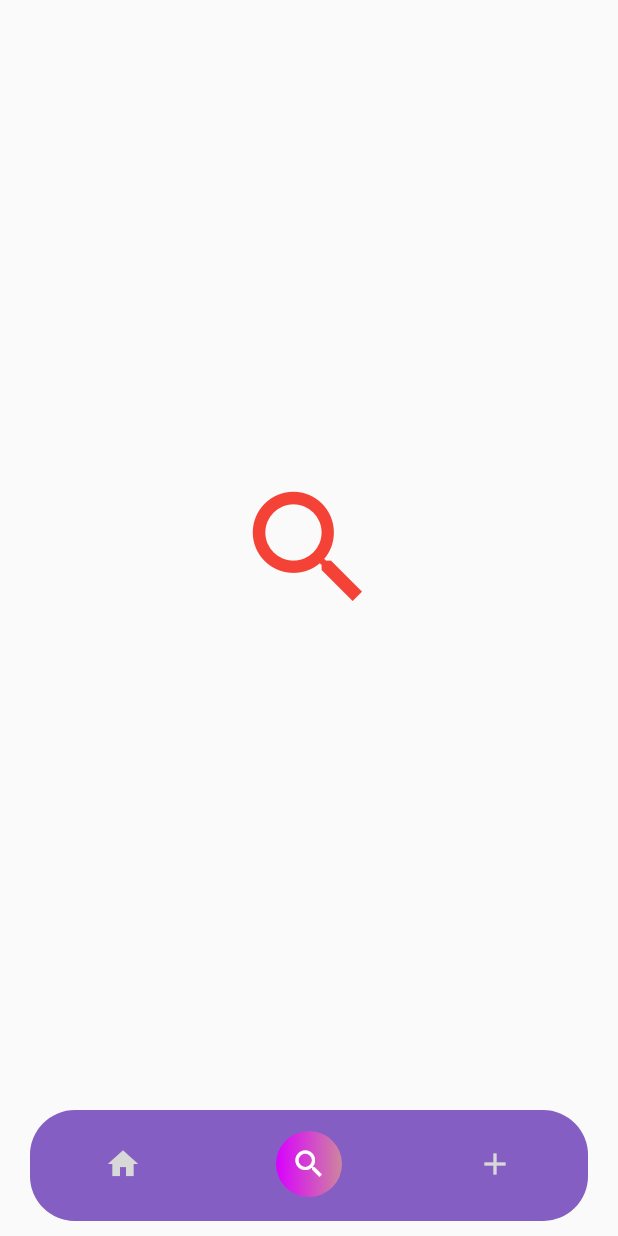
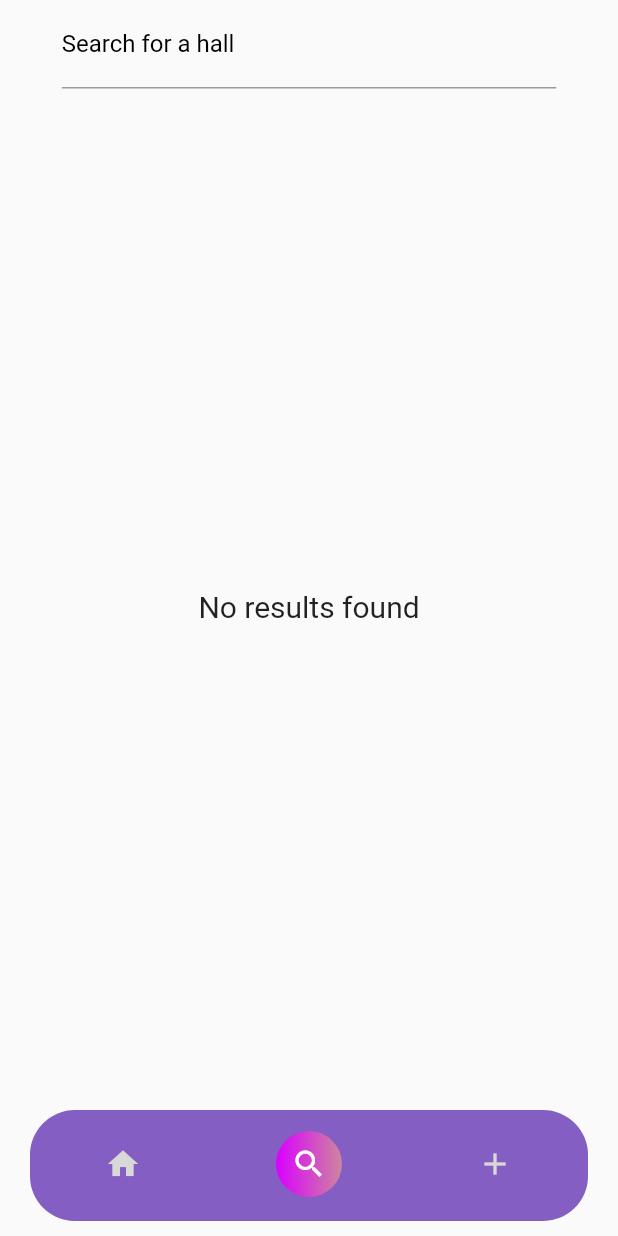
Before and after one commit to yokwejuste/vacua-app, a Flutter app: the ClassRooms screen opened directly, item 2 of the bottom bar chosen, on a phone screen of 412 x 824 dp. Run offline on Flutter 3.47's test engine with Material 2 defaults, Android fonts, the phone set to English and light mode, and no system bars; our stand-ins replace dio, flutter_riverpod, flutter_secure_storage, google_fonts; missing offline and left inert: dart:ffi; accounts and stored records are empty; generated files the repository leaves out were written again.

Commit message:
feat: adds search results

```diff
--- a/lib/main.dart
+++ b/lib/main.dart
@@ -23,9 +23,11 @@ final userProvider = StateProvider<UserModel?>((ref) => null);
 
 void main() {
   WidgetsFlutterBinding.ensureInitialized();
-  runApp(ProviderScope(
-    child: MyApp(),
-  ));
+  runApp(
+    const ProviderScope(
+      child: MyApp(),
+    ),
+  );
 }
 
 class MyApp extends ConsumerWidget {
--- a/lib/screens/searchHall.dart
+++ b/lib/screens/searchHall.dart
@@ -2,19 +2,46 @@ import "package:flutter/material.dart";
 
 class SearchHall extends StatelessWidget {
   const SearchHall({super.key});
-
   @override
   Widget build(BuildContext context) {
     return SafeArea(
-      child: Container(
-        child: const Center(
-          child: Icon(
-            Icons.search,
-            size: 100,
-            color: Colors.red,
+      child: Column(children: <Widget>[
+        Center(
+          child: SizedBox(
+            width: MediaQuery.of(context).size.width * 0.8,
+            child: TextFormField(
+              decoration: const InputDecoration(
+                labelText: "Search for a hall",
+                labelStyle: TextStyle(
+                  color: Colors.black,
+                ),
+                border: UnderlineInputBorder(
+                  borderSide: BorderSide(
+                    style: BorderStyle.solid,
+                    color: Colors.red,
+                    width: 3.0,
+                  ),
+                ),
+                floatingLabelBehavior: FloatingLabelBehavior.auto,
+              ),
+              obscureText: false,
+              controller: TextEditingController(),
+              keyboardType: TextInputType.text,
+            ),
           ),
         ),
-      ),
+        const SizedBox(height: 20.0),
+        const Expanded(
+          child: Center(
+            child: Text(
+              "No results found",
+              style: TextStyle(
+                fontSize: 20.0,
+              ),
+            ),
+          ),
+        ),
+      ]),
     );
   }
 }
```
